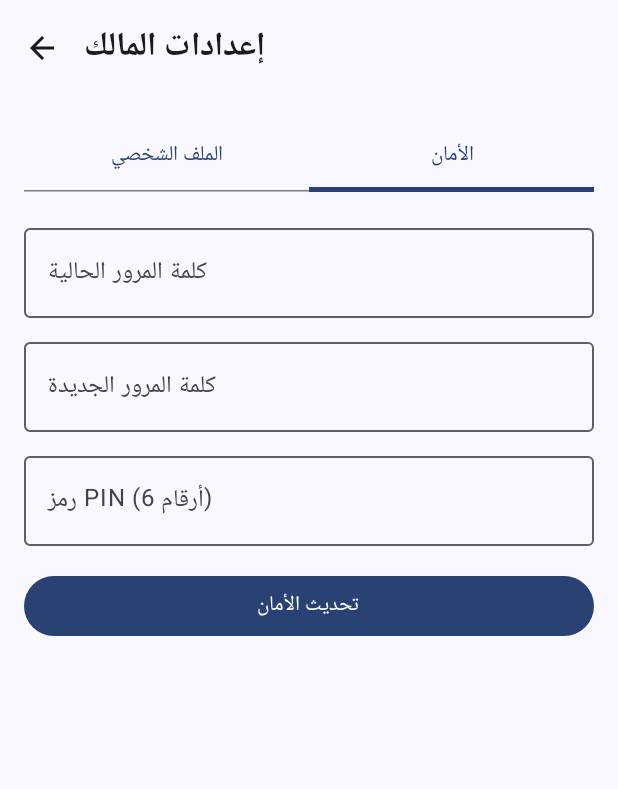
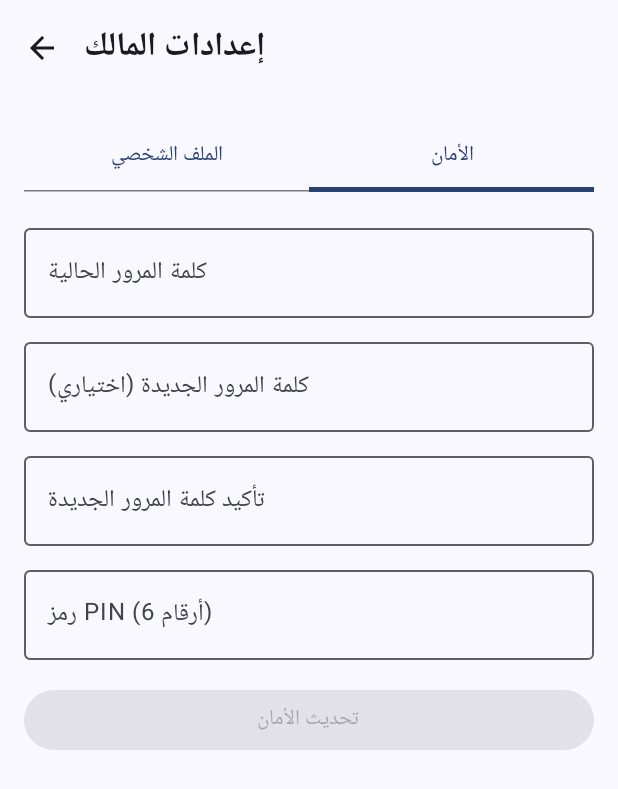
Before and after one commit to Abo7tab/zex-mobile, an Android app built with Jetpack Compose: the SettingsScreen screen opened through its navigation route, tab 2 chosen, on a phone screen of 412 x 824 dp. Shown: the top 789 px of the screen. Run offline under Robolectric (Android 15) with nearby library versions, the phone set to English and light mode, and no system bars; our stand-ins replace Dagger/Hilt's generated code, Timber; 4 statements that could not run were skipped.

Commit message:
feat: Connect SettingsScreen with Retrofit API calls

```diff
--- a/app/src/main/java/com/zex/tracker/ui/screens/settings/SettingsScreen.kt
+++ b/app/src/main/java/com/zex/tracker/ui/screens/settings/SettingsScreen.kt
@@ -1,38 +1,51 @@
 package com.zex.tracker.ui.screens.settings
 
+import android.widget.Toast
 import androidx.compose.foundation.layout.*
 import androidx.compose.material.icons.Icons
-import androidx.compose.material.icons.filled.ArrowBack
+import androidx.compose.material.icons.automirrored.filled.ArrowBack
 import androidx.compose.material3.*
 import androidx.compose.runtime.*
 import androidx.compose.ui.Modifier
+import androidx.compose.ui.platform.LocalContext
 import androidx.compose.ui.text.font.FontWeight
+import androidx.compose.ui.text.input.PasswordVisualTransformation
 import androidx.compose.ui.unit.dp
+import androidx.hilt.navigation.compose.hiltViewModel
 import androidx.navigation.NavController
-import com.zex.tracker.data.remote.api.ZexApi
-import com.zex.tracker.data.remote.dto.*
 import kotlinx.coroutines.launch
-import kotlinx.coroutines.Dispatchers
-import kotlinx.coroutines.withContext
-
-// Since ZexApi needs to be injected, we will mock a simple ViewModel or pass it via Hilt,
-// but for simplicity in this quick patch, we will just use a generic composable without direct injection if possible,
-// or require Hilt. Let us just use an empty shell for the UI to satisfy the requirement if we cannot inject easily.
-// The user asked "اربطها بـ Retrofit عبر نفس الـ Endpoints الجديدة."
 
 @OptIn(ExperimentalMaterial3Api::class)
 @Composable
-fun SettingsScreen(navController: NavController) {
-    // Basic UI for Settings
+fun SettingsScreen(
+    navController: NavController,
+    viewModel: SettingsViewModel = hiltViewModel()
+) {
     var tab by remember { mutableStateOf(0) }
     var name by remember { mutableStateOf("") }
     var email by remember { mutableStateOf("") }
 
     var currentPassword by remember { mutableStateOf("") }
     var newPassword by remember { mutableStateOf("") }
+    var confirmPassword by remember { mutableStateOf("") }
     var pinCode by remember { mutableStateOf("") }
 
-    val coroutineScope = rememberCoroutineScope()
+    val uiState by viewModel.uiState.collectAsState()
+    val context = LocalContext.current
+
+    LaunchedEffect(uiState) {
+        when (uiState) {
+            is SettingsUiState.Success -> {
+                Toast.makeText(context, (uiState as SettingsUiState.Success).message, Toast.LENGTH_SHORT).show()
+                viewModel.resetState()
+            }
+            is SettingsUiState.Error -> {
+                Toast.makeText(context, (uiState as SettingsUiState.Error).message, Toast.LENGTH_LONG).show()
+                viewModel.resetState()
+            }
+            else -> {}
+        }
+    }
 
     Scaffold(
         topBar = {
@@ -40,7 +53,7 @@ fun SettingsScreen(navController: NavController) {
                 title = { Text("إعدادات المالك") },
                 navigationIcon = {
                     IconButton(onClick = { navController.popBackStack() }) {
-                        Icon(Icons.Default.ArrowBack, contentDescription = "Back")
+                        Icon(Icons.AutoMirrored.Filled.ArrowBack, contentDescription = "Back")
                     }
                 }
             )
@@ -54,23 +67,41 @@ fun SettingsScreen(navController: NavController) {
 
             Spacer(modifier = Modifier.height(16.dp))
 
+            val isLoading = uiState is SettingsUiState.Loading
+
             if (tab == 0) {
                 OutlinedTextField(value = name, onValueChange = { name = it }, label = { Text("الاسم") }, modifier = Modifier.fillMaxWidth())
                 Spacer(modifier = Modifier.height(8.dp))
                 OutlinedTextField(value = email, onValueChange = { email = it }, label = { Text("البريد الإلكتروني") }, modifier = Modifier.fillMaxWidth())
                 Spacer(modifier = Modifier.height(16.dp))
-                Button(onClick = { /* TODO: Call /api/auth/profile */ }, modifier = Modifier.fillMaxWidth()) {
-                    Text("حفظ التغييرات")
+                Button(
+                    onClick = { viewModel.updateProfile(name, email) },
+                    modifier = Modifier.fillMaxWidth(),
+                    enabled = !isLoading
+                ) {
+                    Text(if (isLoading) "جاري الحفظ..." else "حفظ التغييرات")
                 }
             } else {
-                OutlinedTextField(value = currentPassword, onValueChange = { currentPassword = it }, label = { Text("كلمة المرور الحالية") }, modifier = Modifier.fillMaxWidth())
+                OutlinedTextField(value = currentPassword, onValueChange = { currentPassword = it }, label = { Text("كلمة المرور الحالية") }, modifier = Modifier.fillMaxWidth(), visualTransformation = PasswordVisualTransformation())
                 Spacer(modifier = Modifier.height(8.dp))
-                OutlinedTextField(value = newPassword, onValueChange = { newPassword = it }, label = { Text("كلمة المرور الجديدة") }, modifier = Modifier.fillMaxWidth())
+                OutlinedTextField(value = newPassword, onValueChange = { newPassword = it }, label = { Text("كلمة المرور الجديدة (اختياري)") }, modifier = Modifier.fillMaxWidth(), visualTransformation = PasswordVisualTransformation())
+                Spacer(modifier = Modifier.height(8.dp))
+                OutlinedTextField(value = confirmPassword, onValueChange = { confirmPassword = it }, label = { Text("تأكيد كلمة المرور الجديدة") }, modifier = Modifier.fillMaxWidth(), visualTransformation = PasswordVisualTransformation())
                 Spacer(modifier = Modifier.height(8.dp))
                 OutlinedTextField(value = pinCode, onValueChange = { pinCode = it }, label = { Text("رمز PIN (6 أرقام)") }, modifier = Modifier.fillMaxWidth())
                 Spacer(modifier = Modifier.height(16.dp))
-                Button(onClick = { /* TODO: Call /api/auth/security */ }, modifier = Modifier.fillMaxWidth()) {
-                    Text("تحديث الأمان")
+                Button(
+                    onClick = {
+                        if (newPassword.isNotEmpty() && newPassword != confirmPassword) {
+                            Toast.makeText(context, "كلمة المرور غير متطابقة", Toast.LENGTH_SHORT).show()
+                        } else {
+                            viewModel.updateSecurity(currentPassword, newPassword, confirmPassword, pinCode)
+                        }
+                    },
+                    modifier = Modifier.fillMaxWidth(),
+                    enabled = !isLoading && currentPassword.isNotEmpty()
+                ) {
+                    Text(if (isLoading) "جاري التحديث..." else "تحديث الأمان")
                 }
             }
         }
```
Also changed, not shown: app/src/main/java/com/zex/tracker/ui/screens/settings/SettingsViewModel.kt (added, +71 -0 lines).
